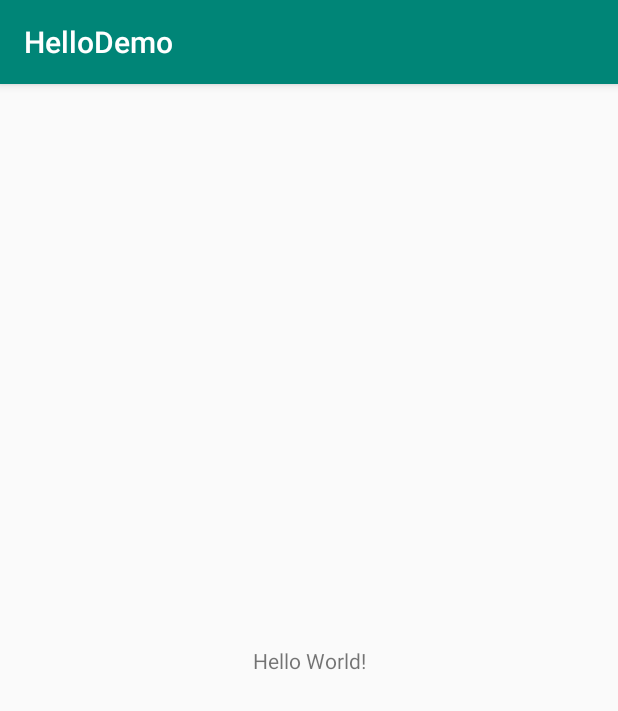
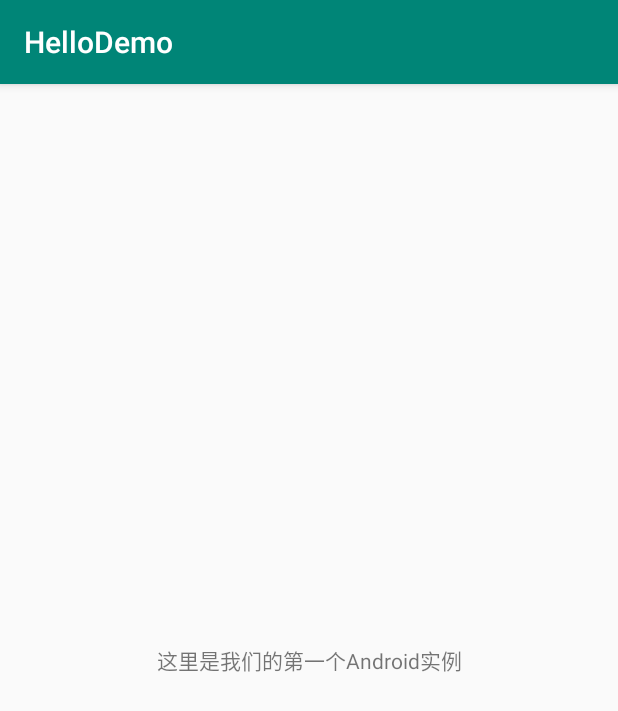
Before and after one commit to caoxb/HelloDemo, an Android app: the screen it shows after launch (HelloDemoActivity), on a phone screen of 412 x 824 dp. Shown: the top 711 px of the screen. Run offline under Robolectric (Android 15) with nearby library versions, the phone set to English and light mode, and no system bars.

```diff
--- a/app/src/main/java/com/tarena/demo/day01/HelloDemoActivity.java
+++ b/app/src/main/java/com/tarena/demo/day01/HelloDemoActivity.java
@@ -1,7 +1,9 @@
 package com.tarena.demo.day01;
 
+import android.content.Context;
 import android.support.v7.app.AppCompatActivity;
 import android.os.Bundle;
+import android.view.View;
 
 public class HelloDemoActivity extends AppCompatActivity {
 
@@ -9,5 +11,20 @@ public class HelloDemoActivity extends AppCompatActivity {
     protected void onCreate(Bundle savedInstanceState) {
         super.onCreate(savedInstanceState);
         setContentView(R.layout.activity_hello_demo);
+        Context context = this;
+        // context.startActivity(null);
+        // context.startService(null);
+        // //?? 权限 位置？？？？
+        // context.getCacheDir();
+        // context.getDir(name, MODE_PRIVATE)
+        // context.getDatabasePath(name)
+        // context.getExternalCacheDir()
+        // context.getExternalFilesDir(type);
+        // context.getSystemService(name)
+
+        // 上下文
+        // Context context
+
+        View testView = new View(context);
     }
 }
--- a/app/src/main/res/layout/activity_hello_demo.xml
+++ b/app/src/main/res/layout/activity_hello_demo.xml
@@ -9,7 +9,7 @@
     <TextView
         android:layout_width="wrap_content"
         android:layout_height="wrap_content"
-        android:text="Hello World!"
+        android:text="@string/tv_first_demo"
         app:layout_constraintBottom_toBottomOf="parent"
         app:layout_constraintLeft_toLeftOf="parent"
         app:layout_constraintRight_toRightOf="parent"
--- a/app/src/main/res/values/strings.xml
+++ b/app/src/main/res/values/strings.xml
@@ -1,3 +1,4 @@
 <resources>
     <string name="app_name">HelloDemo</string>
+    <string name="tv_first_demo">这里是我们的第一个Android实例</string>
 </resources>
```
